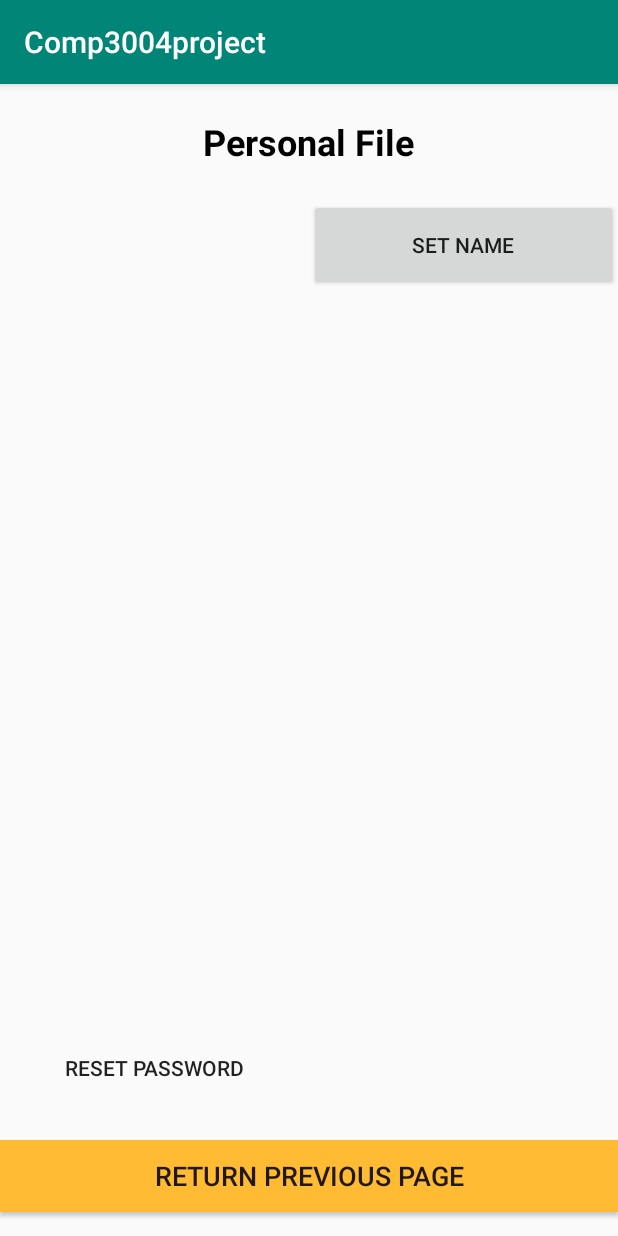
After one commit to jianghao-py/Health-Balancer, an Android app: the PersonalFileActivity screen opened directly, with no data from a screen before it, on a phone screen of 412 x 824 dp. The commit adds this screen. Run offline under Robolectric (Android 15) with nearby library versions, the phone set to English and light mode, and no system bars; our stand-ins replace Firebase (no records; nobody signed in at launch, a user with empty details on screens opened directly).

Commit message:
Log In and Sign Up Function And Personal File

```diff
--- a/app/build.gradle
+++ b/app/build.gradle
@@ -1,6 +1,5 @@
 apply plugin: 'com.android.application'
 apply plugin: 'com.google.gms.google-services'
-
 android {
     compileSdkVersion 29
     buildToolsVersion "29.0.2"
--- /dev/null
+++ b/app/src/main/java/com/example/comp3004project/ui/notifications/PersonalFileActivity.java
@@ -0,0 +1,101 @@
+package com.example.comp3004project.ui.notifications;
+
+import androidx.annotation.NonNull;
+import androidx.appcompat.app.AppCompatActivity;
+
+import android.content.Intent;
+import android.os.Bundle;
+import android.view.View;
+import android.widget.Button;
+import android.widget.TextView;
+import android.widget.Toast;
+
+import com.example.comp3004project.LoginFunction.Resgister;
+import com.example.comp3004project.MainActivity;
+import com.example.comp3004project.R;
+import com.google.android.gms.tasks.OnCompleteListener;
+import com.google.android.gms.tasks.Task;
+import com.google.firebase.auth.FirebaseAuth;
+import com.google.firebase.auth.FirebaseUser;
+import com.google.firebase.auth.UserInfo;
+
+public class PersonalFileActivity extends AppCompatActivity {
+
+    Button setNameButton,changePasswordButton,returnButton;
+    TextView userNameTextView;
+
+    @Override
+    protected void onCreate(Bundle savedInstanceState) {
+        super.onCreate(savedInstanceState);
+        setContentView(R.layout.activity_personal_file);
+
+
+        setNameButton = findViewById(R.id.button10);
+        changePasswordButton = findViewById(R.id.button11);
+       // deleteAccountButton = findViewById(R.id.button12);
+        userNameTextView = findViewById(R.id.textView5);
+        returnButton = findViewById(R.id.button);
+
+        //Set Name Button (Go to Change Name page)
+        setNameButton.setOnClickListener(new View.OnClickListener() {
+            @Override
+            public void onClick(View v) {
+                startActivity(new Intent(PersonalFileActivity.this, SetNameActivity.class));
+
+            }
+        });
+
+        //back to previous page
+        returnButton.setOnClickListener(new View.OnClickListener() {
+            @Override
+            public void onClick(View v) {
+                startActivity(new Intent(PersonalFileActivity.this, MainActivity.class));
+
+            }
+        });
+
+        //get User name
+        getFireBaseUserName();
+
+        /*
+        //DeleteAccount
+        deleteAccountButton.setOnClickListener(new View.OnClickListener() {
+            @Override
+            public void onClick(View v) {
+                FirebaseUser user = FirebaseAuth.getInstance().getCurrentUser();
+                user.delete()
+                        .addOnCompleteListener(new OnCompleteListener<Void>() {
+                            @Override
+                            public void onComplete(@NonNull Task<Void> task) {
+                                if(task.isSuccessful()){
+                                    Toast.makeText(getApplicationContext(),"This Account Deleted",Toast.LENGTH_LONG).show();
+                                    FirebaseAuth.getInstance().signOut();
+                                }
+                            }
+                        });
+            }
+        });
+
+         */
+
+        //go ResetPasswordActivity
+        changePasswordButton.setOnClickListener(new View.OnClickListener() {
+            @Override
+            public void onClick(View v) {
+                startActivity(new Intent(PersonalFileActivity.this, ResetPasswordActivity.class));
+            }
+        });
+
+
+}
+
+
+    public void getFireBaseUserName(){
+        FirebaseUser user = FirebaseAuth.getInstance().getCurrentUser();
+        for(UserInfo profile : user.getProviderData()) {
+            String name = profile.getDisplayName();
+            userNameTextView.setText(name);
+
+        }
+    }
+}
--- /dev/null
+++ b/app/src/main/res/layout/activity_personal_file.xml
@@ -0,0 +1,92 @@
+<?xml version="1.0" encoding="utf-8"?>
+<androidx.constraintlayout.widget.ConstraintLayout xmlns:android="http://schemas.android.com/apk/res/android"
+    xmlns:app="http://schemas.android.com/apk/res-auto"
+    xmlns:tools="http://schemas.android.com/tools"
+    android:layout_width="match_parent"
+    android:layout_height="match_parent"
+    tools:context=".ui.notifications.PersonalFileActivity">
+
+    <androidx.constraintlayout.widget.Guideline
+        android:id="@+id/guideline3"
+        android:layout_width="wrap_content"
+        android:layout_height="wrap_content"
+        android:orientation="vertical"
+        app:layout_constraintGuide_percent="0.5" />
+
+    <androidx.constraintlayout.widget.Guideline
+        android:id="@+id/guideline4"
+        android:layout_width="wrap_content"
+        android:layout_height="wrap_content"
+        android:orientation="horizontal"
+        app:layout_constraintGuide_percent="0.1" />
+
+    <TextView
+        android:id="@+id/textView4"
+        android:layout_width="wrap_content"
+        android:layout_height="wrap_content"
+        android:text="@string/PersonalFileTitle"
+        android:textColor="@color/common_google_signin_btn_text_dark_focused"
+        android:textSize="24sp"
+        android:textStyle="bold"
+        app:layout_constraintBottom_toTopOf="@+id/guideline4"
+        app:layout_constraintEnd_toEndOf="parent"
+        app:layout_constraintHorizontal_bias="0.498"
+        app:layout_constraintStart_toStartOf="parent"
+        app:layout_constraintTop_toTopOf="parent" />
+
+    <TextView
+        android:id="@+id/textView5"
+        android:layout_width="0dp"
+        android:layout_height="0dp"
+        android:text="@string/PersonalFile_Name"
+        android:textSize="20sp"
+        app:layout_constraintBottom_toTopOf="@+id/guideline5"
+        app:layout_constraintEnd_toStartOf="@+id/guideline3"
+        app:layout_constraintStart_toStartOf="parent"
+        app:layout_constraintTop_toTopOf="@+id/guideline4" />
+
+    <Button
+        android:id="@+id/button10"
+        android:layout_width="0dp"
+        android:layout_height="0dp"
+        android:text="@string/SetNameActivityButton"
+        app:layout_constraintBottom_toTopOf="@+id/guideline5"
+        app:layout_constraintEnd_toEndOf="parent"
+        app:layout_constraintHorizontal_bias="0.504"
+        app:layout_constraintStart_toStartOf="@+id/guideline3"
+        app:layout_constraintTop_toTopOf="@+id/guideline4" />
+
+    <androidx.constraintlayout.widget.Guideline
+        android:id="@+id/guideline5"
+        android:layout_width="wrap_content"
+        android:layout_height="wrap_content"
+        android:orientation="horizontal"
+        app:layout_constraintGuide_percent="0.18" />
+
+    <Button
+        android:id="@+id/button11"
+        android:layout_width="0dp"
+        android:layout_height="wrap_content"
+        android:layout_marginStart="8dp"
+        android:layout_marginEnd="8dp"
+        android:layout_marginBottom="88dp"
+        android:background="@color/common_google_signin_btn_tint"
+        android:text="@string/ResetPasswordButton"
+        app:layout_constraintBottom_toBottomOf="parent"
+        app:layout_constraintEnd_toStartOf="@+id/guideline3"
+        app:layout_constraintHorizontal_bias="1.0"
+        app:layout_constraintStart_toStartOf="parent" />
+
+    <Button
+        android:id="@+id/button"
+        android:layout_width="0dp"
+        android:layout_height="wrap_content"
+        android:layout_marginBottom="16dp"
+        android:background="@android:color/holo_orange_light"
+        android:text="@string/textView_ReturnPage"
+        android:textSize="18sp"
+        app:layout_constraintBottom_toBottomOf="parent"
+        app:layout_constraintEnd_toEndOf="parent"
+        app:layout_constraintHorizontal_bias="0.498"
+        app:layout_constraintStart_toStartOf="parent" />
+</androidx.constraintlayout.widget.ConstraintLayout>
--- a/app/src/main/res/values/strings.xml
+++ b/app/src/main/res/values/strings.xml
@@ -18,4 +18,15 @@
     <string name="Notification_textView" />
     <string name="Notification_Logout">Log Out</string>
     <string name="Home_textView" />
+    <string name="PersonalFile_Name">Name:</string>
+    <string name="PersonalFile_ChangeNameButton">Set Name</string>
+    <string name="ResetPasswordButton">Reset Password</string>
+    <string name="DeleteAccountButton">Delete This Account</string>
+    <string name="SetNameActicityEditText" />
+    <string name="SetNameActivityEditHint">Enter your Name</string>
+    <string name="SetNameActivityButton">Set Name</string>
+    <string name="PersonalFileTitle">Personal File</string>
+    <string name="GoToPersonalFileButton">Check Personal File</string>
+    <string name="textView_ReturnPage">Return Previous Page</string>
+
 </resources>
```
Also changed, not shown: app/src/main/AndroidManifest.xml (+5 -2 lines), app/src/main/java/com/example/comp3004project/ui/notifications/NotificationsFragment.java (+23 -23 lines), app/src/main/java/com/example/comp3004project/ui/notifications/ResetPasswordActivity.java (added, +79 -0 lines), app/src/main/java/com/example/comp3004project/ui/notifications/SetNameActivity.java (added, +66 -0 lines), app/src/main/res/layout/activity_reset_password.xml (added, +49 -0 lines), app/src/main/res/layout/activity_set_name.xml (added, +46 -0 lines), app/src/main/res/layout/fragment_notifications.xml (+13 -12 lines).
